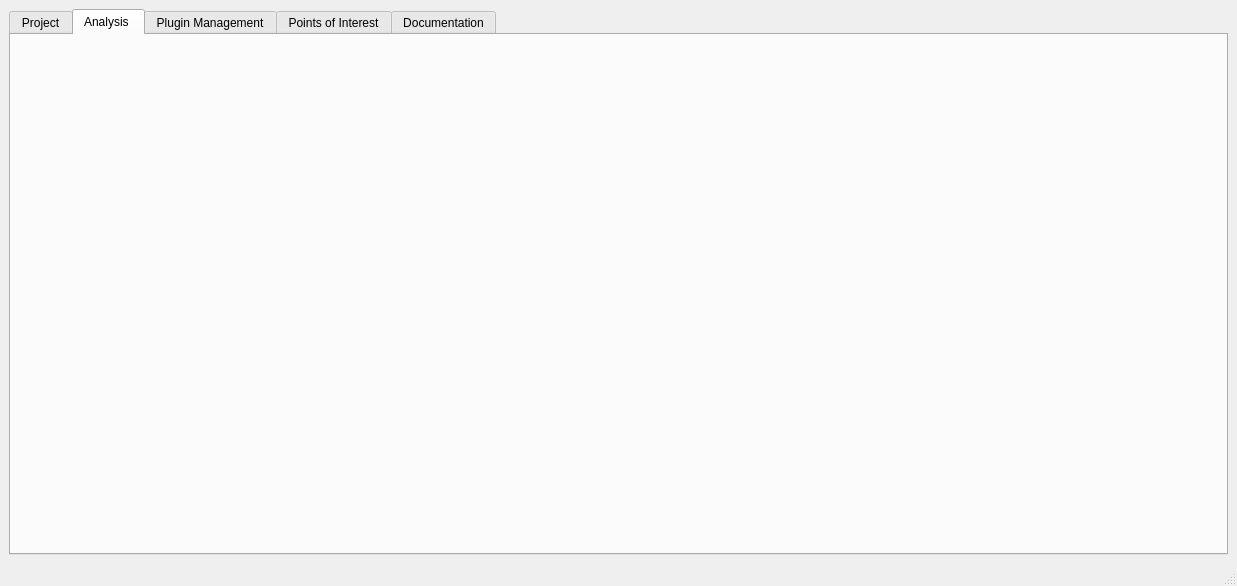
The window that mainWindow.ui (flopez141414/Beat) describes before a commit, drawn with Qt 5.
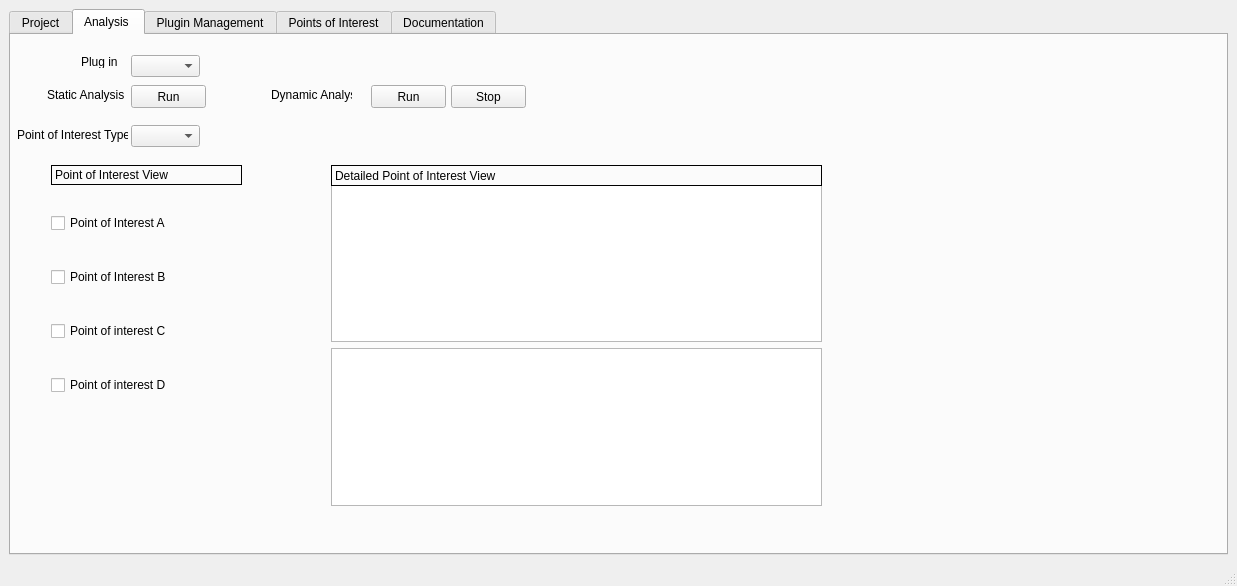
The same window after the commit. The open tabs and pages were chosen to show the change.

Commit message: Analysis Window added to mainWindow.ui

What changed in the file:
```diff
--- a/mainWindow.ui
+++ b/mainWindow.ui
@@ -119,6 +119,244 @@
        <attribute name="title">
         <string>Analysis </string>
        </attribute>
+       <widget class="QPushButton" name="pushButton_2">
+        <property name="geometry">
+         <rect>
+          <x>120</x>
+          <y>50</y>
+          <width>75</width>
+          <height>23</height>
+         </rect>
+        </property>
+        <property name="text">
+         <string>Run</string>
+        </property>
+       </widget>
+       <widget class="QPushButton" name="pushButton_3">
+        <property name="geometry">
+         <rect>
+          <x>440</x>
+          <y>50</y>
+          <width>75</width>
+          <height>23</height>
+         </rect>
+        </property>
+        <property name="text">
+         <string>Stop</string>
+        </property>
+       </widget>
+       <widget class="QPushButton" name="pushButton_4">
+        <property name="geometry">
+         <rect>
+          <x>360</x>
+          <y>50</y>
+          <width>75</width>
+          <height>23</height>
+         </rect>
+        </property>
+        <property name="text">
+         <string>Run</string>
+        </property>
+       </widget>
+       <widget class="QWidget" name="verticalLayoutWidget">
+        <property name="geometry">
+         <rect>
+          <x>40</x>
+          <y>150</y>
+          <width>191</width>
+          <height>241</height>
+         </rect>
+        </property>
+        <layout class="QVBoxLayout" name="verticalLayout">
+         <item>
+          <widget class="QCheckBox" name="checkBox_2">
+           <property name="text">
+            <string>Point of Interest A</string>
+           </property>
+          </widget>
+         </item>
+         <item>
+          <widget class="QCheckBox" name="checkBox_4">
+           <property name="text">
+            <string>Point of Interest B</string>
+           </property>
+          </widget>
+         </item>
+         <item>
+          <widget class="QCheckBox" name="checkBox_3">
+           <property name="text">
+            <string>Point of interest C</string>
+           </property>
+          </widget>
+         </item>
+         <item>
+          <widget class="QCheckBox" name="checkBox">
+           <property name="text">
+            <string>Point of interest D</string>
+           </property>
+          </widget>
+         </item>
+        </layout>
+       </widget>
+       <widget class="QWidget" name="verticalLayoutWidget_2">
+        <property name="geometry">
+         <rect>
+          <x>320</x>
+          <y>150</y>
+          <width>491</width>
+          <height>321</height>
+         </rect>
+        </property>
+        <layout class="QVBoxLayout" name="verticalLayout_2">
+         <item>
+          <widget class="QTextBrowser" name="textBrowser_2"/>
+         </item>
+         <item>
+          <widget class="QTextBrowser" name="textBrowser"/>
+         </item>
+        </layout>
+       </widget>
+       <widget class="QLabel" name="label_5">
+        <property name="geometry">
+         <rect>
+          <x>70</x>
+          <y>20</y>
+          <width>47</width>
+          <height>13</height>
+         </rect>
+        </property>
+        <property name="text">
+         <string>&lt;html&gt;&lt;head/&gt;&lt;body&gt;&lt;p&gt;Plug in&lt;/p&gt;&lt;/body&gt;&lt;/html&gt;</string>
+        </property>
+       </widget>
+       <widget class="QLabel" name="label_6">
+        <property name="geometry">
+         <rect>
+          <x>36</x>
+          <y>50</y>
+          <width>81</width>
+          <height>20</height>
+         </rect>
+        </property>
+        <property name="text">
+         <string>Static Analysis</string>
+        </property>
+       </widget>
+       <widget class="QLabel" name="label_7">
+        <property name="geometry">
+         <rect>
+          <x>6</x>
+          <y>90</y>
+          <width>111</width>
+          <height>20</height>
+         </rect>
+        </property>
+        <property name="text">
+         <string>Point of Interest Type</string>
+        </property>
+       </widget>
+       <widget class="QLabel" name="label_8">
+        <property name="geometry">
+         <rect>
+          <x>260</x>
+          <y>50</y>
+          <width>81</width>
+          <height>20</height>
+         </rect>
+        </property>
+        <property name="text">
+         <string>Dynamic Analysis</string>
+        </property>
+       </widget>
+       <widget class="QLabel" name="label_9">
+        <property name="geometry">
+         <rect>
+          <x>40</x>
+          <y>130</y>
+          <width>191</width>
+          <height>20</height>
+         </rect>
+        </property>
+        <property name="palette">
+         <palette>
+          <active>
+           <colorrole role="Base">
+            <brush brushstyle="SolidPattern">
+             <color alpha="255">
+              <red>0</red>
+              <green>0</green>
+              <blue>255</blue>
+             </color>
+            </brush>
+           </colorrole>
+          </active>
+          <inactive>
+           <colorrole role="Base">
+            <brush brushstyle="SolidPattern">
+             <color alpha="255">
+              <red>0</red>
+              <green>0</green>
+              <blue>255</blue>
+             </color>
+            </brush>
+           </colorrole>
+          </inactive>
+          <disabled>
+           <colorrole role="Base">
+            <brush brushstyle="SolidPattern">
+             <color alpha="255">
+              <red>240</red>
+              <green>240</green>
+              <blue>240</blue>
+             </color>
+            </brush>
+           </colorrole>
+          </disabled>
+         </palette>
+        </property>
+        <property name="frameShape">
+         <enum>QFrame::Box</enum>
+        </property>
+        <property name="text">
+         <string>Point of Interest View</string>
+        </property>
+       </widget>
+       <widget class="QLabel" name="label_10">
+        <property name="geometry">
+         <rect>
+          <x>320</x>
+          <y>130</y>
+          <width>491</width>
+          <height>21</height>
+         </rect>
+        </property>
+        <property name="frameShape">
+         <enum>QFrame::Box</enum>
+        </property>
+        <property name="text">
+         <string>Detailed Point of Interest View</string>
+        </property>
+       </widget>
+       <widget class="QComboBox" name="comboBox">
+        <property name="geometry">
+         <rect>
+          <x>120</x>
+          <y>20</y>
+          <width>69</width>
+          <height>22</height>
+         </rect>
+        </property>
+       </widget>
+       <widget class="QComboBox" name="comboBox_2">
+        <property name="geometry">
+         <rect>
+          <x>120</x>
+          <y>90</y>
+          <width>69</width>
+          <height>22</height>
+         </rect>
+        </property>
+       </widget>
       </widget>
       <widget class="QWidget" name="pluginTab">
        <attribute name="title">
```
Left out of the diff: 4 changed lines with no effect on the pictures.
